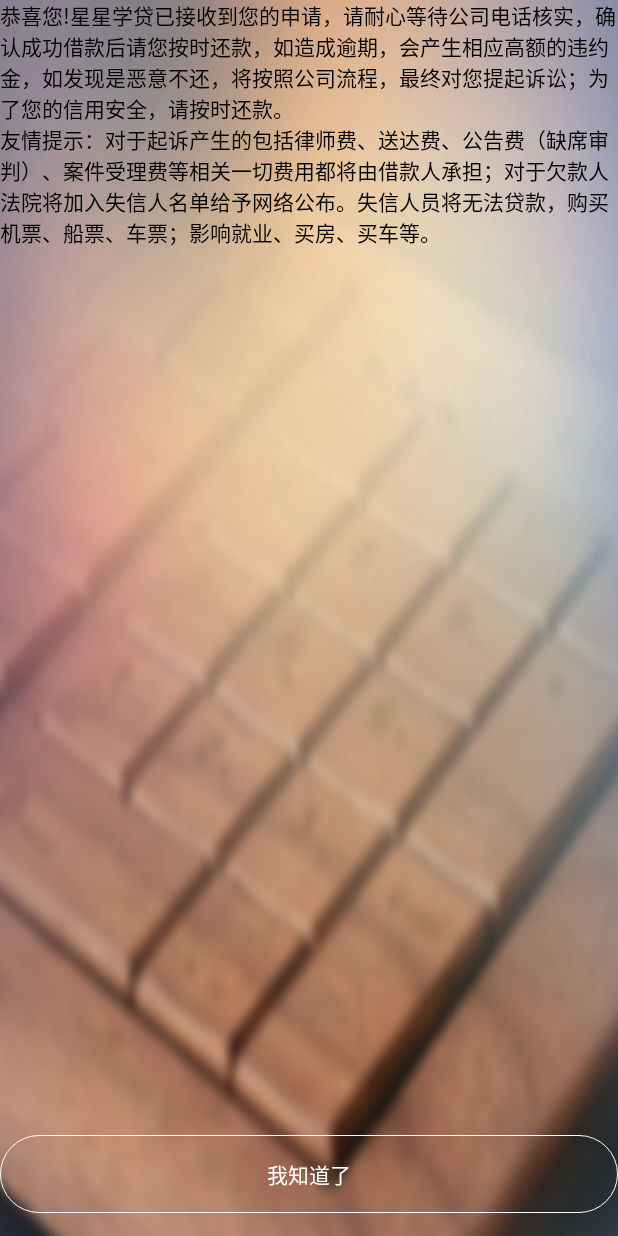
After one commit to yu358769601/xingxingx, an Android app: the ShowInfoActivity screen opened directly, with no data from a screen before it, on a phone screen of 412 x 824 dp. The commit adds this screen. Run offline under Robolectric (Android 15) with nearby library versions, the phone set to English and light mode, and no system bars.

Commit message:
希望回家下载就OK 了

```diff
--- a/app/src/main/java/com/xinxinxuedai/ui/ApplyForActivity.java
+++ b/app/src/main/java/com/xinxinxuedai/ui/ApplyForActivity.java
@@ -67,9 +67,9 @@ public class ApplyForActivity extends BaseActivity implements ApplyForActivity_c
             String close = intent.getStringExtra("close");
             LogUtils.i("在上传视频过来的数据是"+close);
             if ("close".equals(close)){
-                mTv4.setStarStuaus(true);
-                mApply_for_sub.setVisibility(View.VISIBLE);
-
+//                mTv4.setStarStuaus(true);
+//                mApply_for_sub.setVisibility(View.VISIBLE);
+                finish();
             }
             //finish();
         }
--- /dev/null
+++ b/app/src/main/java/com/xinxinxuedai/ui/ShowInfoActivity.java
@@ -0,0 +1,57 @@
+package com.xinxinxuedai.ui;
+
+import android.os.Bundle;
+import android.view.View;
+import android.widget.TextView;
+
+import com.xinxinxuedai.R;
+import com.xinxinxuedai.base.BaseActivity;
+
+public class ShowInfoActivity extends BaseActivity implements View.OnClickListener {
+
+    @Override
+    protected void onCreate(Bundle savedInstanceState) {
+        super.onCreate(savedInstanceState);
+    initView();
+    }
+
+    @Override
+    public int getlayouXML() {
+        return R.layout.activity_show_info;
+    }
+
+    @Override
+  public void initView() {
+        TextView showinfo_sub = (TextView) findViewById(R.id.showinfo_sub);
+        showinfo_sub.setOnClickListener(this);
+    }
+
+    @Override
+    public void initP() {
+
+    }
+
+    @Override
+    public void initData() {
+
+    }
+
+    @Override
+    public void initListener() {
+
+    }
+
+    /**
+     * Called when a view has been clicked.
+     *
+     * @param v The view that was clicked.
+     */
+    @Override
+    public void onClick(View v) {
+        switch (v.getId()){
+            case R.id.showinfo_sub:
+                finish();
+            break;
+        }
+    }
+}
--- /dev/null
+++ b/app/src/main/res/layout/activity_show_info.xml
@@ -0,0 +1,27 @@
+<?xml version="1.0" encoding="utf-8"?>
+<RelativeLayout
+    xmlns:android="http://schemas.android.com/apk/res/android"
+    xmlns:tools="http://schemas.android.com/tools"
+    android:id="@+id/activity_show_info"
+    android:layout_width="match_parent"
+    android:layout_height="match_parent"
+    android:background="@drawable/home"
+    tools:context="com.xinxinxuedai.ui.ShowInfoActivity">
+    <TextView
+        android:id="@+id/showinfo_tv"
+        android:layout_width="wrap_content"
+        android:text="恭喜您!星星学贷已接收到您的申请，请耐心等待公司电话核实，确认成功借款后请您按时还款，如造成逾期，会产生相应高额的违约金，如发现是恶意不还，将按照公司流程，最终对您提起诉讼；为了您的信用安全，请按时还款。\n友情提示：对于起诉产生的包括律师费、送达费、公告费（缺席审判）、案件受理费等相关一切费用都将由借款人承担；对于欠款人法院将加入失信人名单给予网络公布。失信人员将无法贷款，购买机票、船票、车票；影响就业、买房、买车等。"
+        android:textColor="@color/black"
+        android:layout_height="wrap_content"/>
+    <TextView
+        android:id="@+id/showinfo_sub"
+        android:text="我知道了"
+        android:background="@drawable/an_long"
+        android:gravity="center"
+        android:textColor="@color/white"
+        android:layout_marginBottom="@dimen/size_base480_20dp"
+        android:padding="@dimen/size_base480_20dp"
+        android:layout_alignParentBottom="true"
+        android:layout_width="match_parent"
+        android:layout_height="wrap_content"/>
+</RelativeLayout>
```
Also changed, not shown: app/build.gradle (+15 -2 lines), app/src/main/AndroidManifest.xml (+9 -10 lines), app/src/main/java/com/xinxinxuedai/MVP/TopUpActivity/TopUpActivity_P.java (+87 -15 lines), app/src/main/java/com/xinxinxuedai/MVP/mainActivity/MainActivity_P.java (+25 -25 lines), app/src/main/java/com/xinxinxuedai/Utils/PULLPersonService.java (added, +103 -0 lines), app/src/main/java/com/xinxinxuedai/Utils/XmlBuilder.java (added, +163 -0 lines), app/src/main/java/com/xinxinxuedai/request/FuYouChongZhi_Request.java (+5 -3 lines), app/src/main/java/com/xinxinxuedai/request/LoanAdvanceMoney_Request_Request.java (added, +64 -0 lines), app/src/main/java/com/xinxinxuedai/request/UserLoanAdvanceMoney_Request_Request.java (added, +67 -0 lines), app/src/main/java/com/xinxinxuedai/ui/ReimbursementActivity.java (+21 -0 lines), app/src/main/java/com/xinxinxuedai/ui/UploadVideoActivity.java (+25 -1 lines), app/src/main/libs/xpp3_min-1.1.4c.jar (added), app/src/main/libs/xstream-1.4.7.jar (added), 1 other file.
